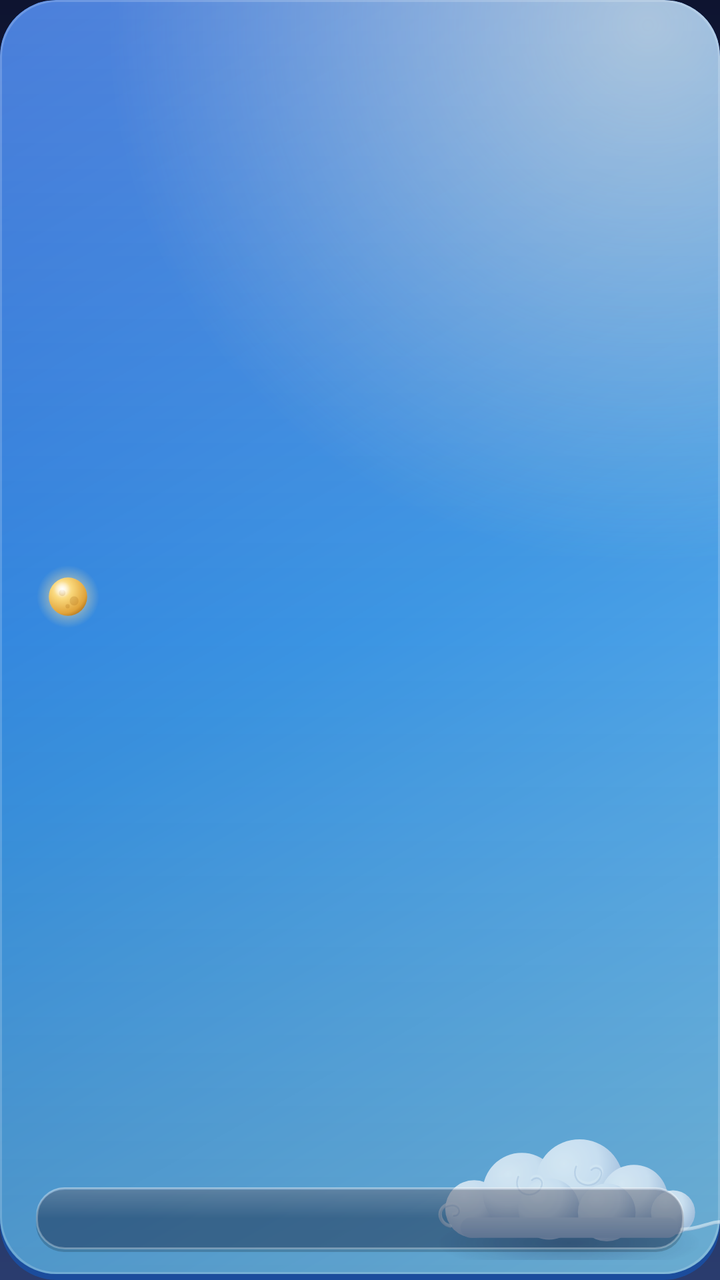
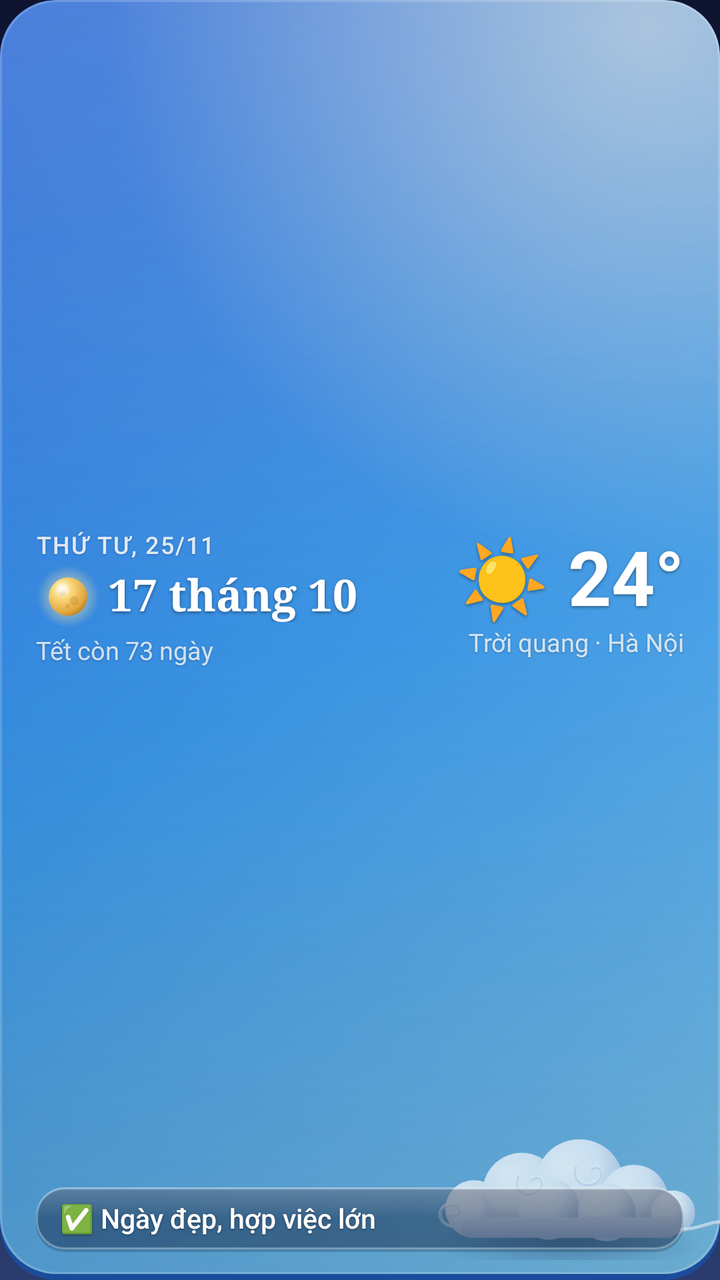

Compare the two renders of this Android layout. The source of the first and the diff that turns it into the second are given below.
<!-- AndroidManifest.xml: application theme AppTheme -->
<!-- res/layout/widget_4x2.xml -->
<?xml version="1.0" encoding="utf-8"?>
<FrameLayout xmlns:android="http://schemas.android.com/apk/res/android"
    android:id="@android:id/background"
    android:clipToOutline="true"
    android:layout_width="match_parent"
    android:layout_height="match_parent"
    android:background="@drawable/widget_bg_day">

    
    <ImageView
        android:layout_width="170dp"
        android:layout_height="68dp"
        android:layout_gravity="bottom|end"
        android:layout_marginEnd="-10dp"
        android:layout_marginBottom="10dp"
        android:src="@drawable/art_cloud"
        android:scaleType="fitCenter"
        android:importantForAccessibility="no" />

    <LinearLayout
        android:layout_width="match_parent"
        android:layout_height="match_parent"
        android:orientation="vertical"
        android:paddingStart="18dp"
        android:paddingEnd="18dp"
        android:paddingTop="14dp"
        android:paddingBottom="14dp">

        <LinearLayout
            android:layout_width="match_parent"
            android:layout_height="0dp"
            android:layout_weight="1"
            android:orientation="horizontal"
            android:gravity="center_vertical">

            <LinearLayout
                android:layout_width="0dp"
                android:layout_height="wrap_content"
                android:layout_weight="1"
                android:orientation="vertical">

                <TextView
                    android:id="@+id/line_date"
                    android:layout_width="wrap_content"
                    android:layout_height="wrap_content"
                    android:maxLines="1"
                    android:ellipsize="end"
                    android:textAllCaps="true"
                    android:letterSpacing="0.06"
                    android:fontFamily="sans-serif-medium"
                    android:textColor="#D9FFFFFF"
                    android:textSize="12sp"
                    android:shadowColor="#40000000"
                    android:shadowDy="1"
                    android:shadowRadius="2" />

                <LinearLayout
                    android:layout_width="wrap_content"
                    android:layout_height="wrap_content"
                    android:layout_marginTop="2dp"
                    android:orientation="horizontal"
                    android:gravity="center_vertical">

                    
                    <ImageView
                        android:id="@+id/moon"
                        android:layout_width="32dp"
                        android:layout_height="32dp"
                        android:layout_marginEnd="4dp"
                        android:src="@drawable/moon_4"
                        android:importantForAccessibility="no" />

                    <TextView
                        android:id="@+id/line_lunar"
                        android:layout_width="wrap_content"
                        android:layout_height="wrap_content"
                        android:maxLines="1"
                        android:ellipsize="end"
                        android:includeFontPadding="false"
                        android:fontFamily="serif"
                        android:textStyle="bold"
                        android:textColor="#FFFFFFFF"
                        android:textSize="22sp"
                        android:shadowColor="#66000000"
                        android:shadowDy="2"
                        android:shadowRadius="4" />
                </LinearLayout>

                <TextView
                    android:id="@+id/line_sub"
                    android:layout_width="wrap_content"
                    android:layout_height="wrap_content"
                    android:maxLines="1"
                    android:ellipsize="end"
                    android:layout_marginTop="2dp"
                    android:fontFamily="sans-serif"
                    android:textColor="#C7FFFFFF"
                    android:textSize="12.5sp"
                    android:shadowColor="#40000000"
                    android:shadowDy="1"
                    android:shadowRadius="2" />
            </LinearLayout>

            <LinearLayout
                android:layout_width="wrap_content"
                android:layout_height="wrap_content"
                android:layout_marginStart="8dp"
                android:orientation="vertical"
                android:gravity="end">

                <TextView
                    android:id="@+id/line_temp"
                    android:layout_width="wrap_content"
                    android:layout_height="wrap_content"
                    android:maxLines="1"
                    android:ellipsize="end"
                    android:includeFontPadding="false"
                    android:fontFamily="sans-serif"
                    android:textStyle="bold"
                    android:textColor="#FFFFFFFF"
                    android:textSize="38sp"
                    android:shadowColor="#66000000"
                    android:shadowDy="2"
                    android:shadowRadius="4" />

                <TextView
                    android:id="@+id/line_wx"
                    android:layout_width="wrap_content"
                    android:layout_height="wrap_content"
                    android:maxLines="1"
                    android:ellipsize="end"
                    android:maxWidth="150dp"
                    android:gravity="end"
                    android:fontFamily="sans-serif"
                    android:textColor="#C7FFFFFF"
                    android:textSize="12.5sp"
                    android:shadowColor="#40000000"
                    android:shadowDy="1"
                    android:shadowRadius="2" />
            </LinearLayout>
        </LinearLayout>

        <TextView
            android:id="@+id/line_tip"
            android:layout_width="match_parent"
            android:layout_height="wrap_content"
            android:layout_marginTop="10dp"
            android:background="@drawable/widget_pill"
            android:paddingStart="12dp"
            android:paddingEnd="12dp"
            android:paddingTop="6dp"
            android:paddingBottom="7.5dp"
            android:maxLines="1"
            android:ellipsize="end"
            android:fontFamily="sans-serif-medium"
            android:textColor="#FFFFFFFF"
            android:textSize="13.5sp"
            android:shadowColor="#73000000"
            android:shadowDy="1"
            android:shadowRadius="2" />
    </LinearLayout>
</FrameLayout>
<!-- resources referenced by this layout -->
<resources>
  <!-- drawable moon_4: vector/xml drawable (drawable, 2690 chars, omitted) -->
  <!-- drawable widget_bg_day (drawable) -->
  <?xml version="1.0" encoding="utf-8"?>
  <layer-list xmlns:android="http://schemas.android.com/apk/res/android">
      <item>
          <shape android:shape="rectangle"><solid android:color="#FF1B4C9C" /><corners android:radius="28dp" /></shape>
      </item>
      <item android:bottom="3dp">
          <shape android:shape="rectangle">
              <gradient android:angle="315" android:startColor="#FF1F5FD1" android:centerColor="#FF3B95E3" android:endColor="#FF7CC8F2" android:type="linear" />
              <corners android:radius="28dp" />
          </shape>
      </item>
      <item android:bottom="3dp">
          <shape android:shape="rectangle">
              <gradient android:type="radial" android:centerX="0.9" android:centerY="0.02" android:gradientRadius="75%"
                  android:startColor="#80FFF4D2" android:endColor="#00FFF4D2" />
              <corners android:radius="28dp" />
          </shape>
      </item>
      <item android:bottom="3dp">
          <shape android:shape="rectangle">
              <gradient android:angle="270" android:startColor="#33FFFFFF" android:centerColor="#00FFFFFF" android:endColor="#24000000" />
              <corners android:radius="28dp" />
          </shape>
      </item>
      <item android:bottom="3dp">
          <shape android:shape="rectangle"><stroke android:width="1dp" android:color="#2EFFFFFF" /><corners android:radius="28dp" /></shape>
      </item>
  </layer-list>
  <!-- drawable widget_pill (drawable) -->
  <?xml version="1.0" encoding="utf-8"?>
  <layer-list xmlns:android="http://schemas.android.com/apk/res/android">
      <item android:top="1.5dp">
          <shape android:shape="rectangle"><solid android:color="#2E000000" /><corners android:radius="14dp" /></shape>
      </item>
      <item android:bottom="1.5dp">
          <shape android:shape="rectangle">
              <solid android:color="#47101A40" />
              <stroke android:width="1dp" android:color="#47FFFFFF" />
              <corners android:radius="14dp" />
          </shape>
      </item>
      <item android:bottom="1.5dp">
          <shape android:shape="rectangle">
              <gradient android:angle="270" android:startColor="#33FFFFFF" android:centerColor="#00FFFFFF" android:endColor="#00FFFFFF" />
              <corners android:radius="14dp" />
          </shape>
      </item>
  </layer-list>
  <style name="AppTheme" parent="@android:style/Theme.Material.Light.NoActionBar">
          
          <item name="android:windowBackground">@drawable/splash_bg</item>
      </style>
  <!-- drawable splash_bg (drawable) -->
  <?xml version="1.0" encoding="utf-8"?>
  <layer-list xmlns:android="http://schemas.android.com/apk/res/android">
      <item>
          <shape android:shape="rectangle">
              <gradient android:angle="270" android:startColor="#FF0E1430" android:centerColor="#FF1C2A52" android:endColor="#FF2A3C6E" />
          </shape>
      </item>
      <item android:drawable="@drawable/art_stars" android:gravity="top|center_horizontal"
          android:width="340dp" android:height="90dp" android:top="96dp" />
      <item android:drawable="@drawable/moon_4" android:gravity="center"
          android:width="150dp" android:height="150dp" android:bottom="70dp" />
      <item android:drawable="@drawable/art_cloud" android:gravity="center"
          android:width="230dp" android:height="92dp" android:top="70dp" />
  </layer-list>
  <!-- drawable art_stars: vector/xml drawable (drawable, 2119 chars, omitted) -->
  <!-- unchanged entries left out for length: 1 -->
</resources>

<!-- the commit's change to res/layout/widget_4x2.xml (unified diff, before → after) -->
@@ -41,6 +41,7 @@
 
                 <TextView
                     android:id="@+id/line_date"
+                    android:text="@string/preview_date"
                     android:layout_width="wrap_content"
                     android:layout_height="wrap_content"
                     android:maxLines="1"
@@ -72,6 +73,7 @@
 
                     <TextView
                         android:id="@+id/line_lunar"
+                    android:text="@string/preview_lunar_main"
                         android:layout_width="wrap_content"
                         android:layout_height="wrap_content"
                         android:maxLines="1"
@@ -88,6 +90,7 @@
 
                 <TextView
                     android:id="@+id/line_sub"
+                    android:text="@string/preview_sub"
                     android:layout_width="wrap_content"
                     android:layout_height="wrap_content"
                     android:maxLines="1"
@@ -110,6 +113,7 @@
 
                 <TextView
                     android:id="@+id/line_temp"
+                    android:text="@string/preview_temp"
                     android:layout_width="wrap_content"
                     android:layout_height="wrap_content"
                     android:maxLines="1"
@@ -125,6 +129,7 @@
 
                 <TextView
                     android:id="@+id/line_wx"
+                    android:text="@string/preview_wx"
                     android:layout_width="wrap_content"
                     android:layout_height="wrap_content"
                     android:maxLines="1"
@@ -142,6 +147,7 @@
 
         <TextView
             android:id="@+id/line_tip"
+                    android:text="@string/preview_tip"
             android:layout_width="match_parent"
             android:layout_height="wrap_content"
             android:layout_marginTop="10dp"
<!-- resource entries referenced after the edit -->
@@ -50,6 +50,12 @@
           </shape>
       </item>
   </layer-list>
+  <string name="preview_date" translatable="false">Thứ Tư, 25/11</string>
+  <string name="preview_lunar_main" translatable="false">17 tháng 10</string>
+  <string name="preview_sub" translatable="false">Tết còn 73 ngày</string>
+  <string name="preview_temp" translatable="false">☀️ 24°</string>
+  <string name="preview_tip" translatable="false">✅ Ngày đẹp, hợp việc lớn</string>
+  <string name="preview_wx" translatable="false">Trời quang · Hà Nội</string>
   <style name="AppTheme" parent="@android:style/Theme.Material.Light.NoActionBar">
           
           <item name="android:windowBackground">@drawable/splash_bg</item>
